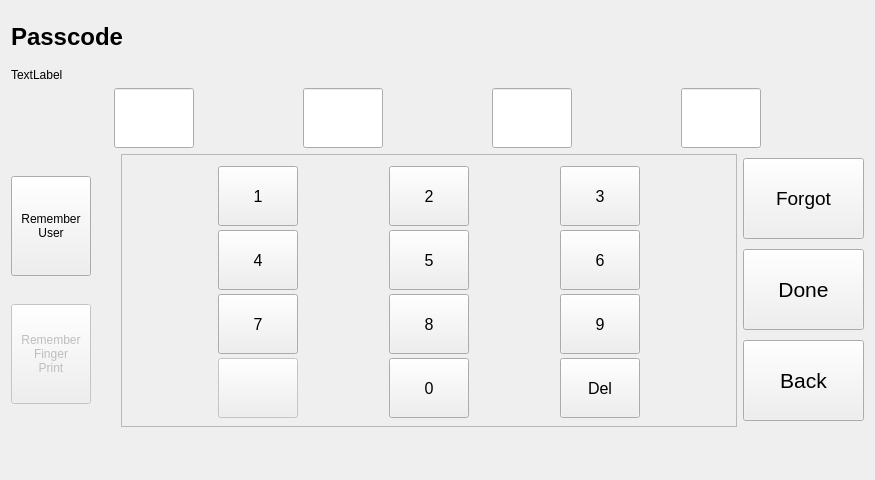
First picture: the form in v2.1/qt/passcode/passcode.ui, repository twschung/IoT-Smart-Scale, before the edit.
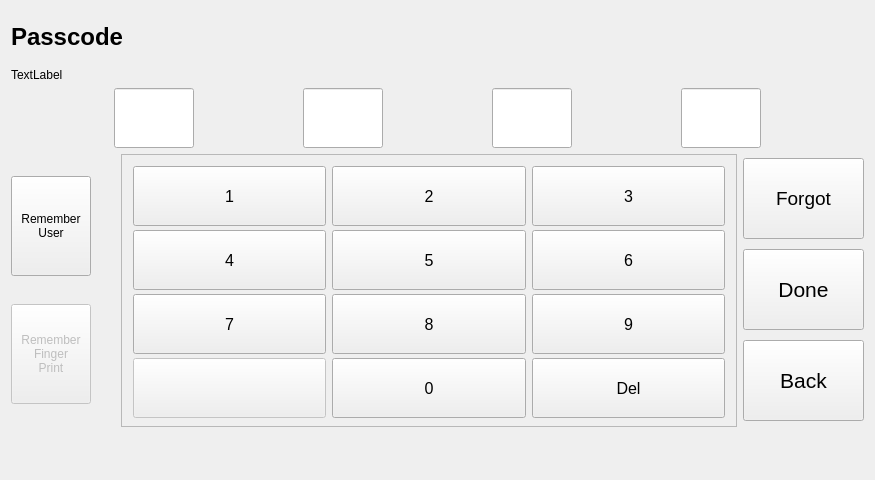
Second picture: the form after the edit.

Commit message: Changed passcode key size ShowMaximised when code runs

What changed in the file:
```diff
--- a/v2.1/qt/passcode/passcode.ui
+++ b/v2.1/qt/passcode/passcode.ui
@@ -283,7 +283,7 @@
           </property>
           <property name="maximumSize">
            <size>
-            <width>80</width>
+            <width>16777215</width>
             <height>70</height>
            </size>
           </property>
@@ -314,7 +314,7 @@
           </property>
           <property name="maximumSize">
            <size>
-            <width>80</width>
+            <width>16777215</width>
             <height>70</height>
            </size>
           </property>
@@ -345,7 +345,7 @@
           </property>
           <property name="maximumSize">
            <size>
-            <width>80</width>
+            <width>16777215</width>
             <height>70</height>
            </size>
           </property>
@@ -376,7 +376,7 @@
           </property>
           <property name="maximumSize">
            <size>
-            <width>80</width>
+            <width>16777215</width>
             <height>70</height>
            </size>
           </property>
@@ -407,7 +407,7 @@
           </property>
           <property name="maximumSize">
            <size>
-            <width>80</width>
+            <width>16777215</width>
             <height>70</height>
            </size>
           </property>
@@ -438,7 +438,7 @@
           </property>
           <property name="maximumSize">
            <size>
-            <width>80</width>
+            <width>16777215</width>
             <height>70</height>
            </size>
           </property>
@@ -469,7 +469,7 @@
           </property>
           <property name="maximumSize">
            <size>
-            <width>80</width>
+            <width>16777215</width>
             <height>70</height>
            </size>
           </property>
@@ -500,7 +500,7 @@
           </property>
           <property name="maximumSize">
            <size>
-            <width>80</width>
+            <width>16777215</width>
             <height>70</height>
            </size>
           </property>
@@ -531,7 +531,7 @@
           </property>
           <property name="maximumSize">
            <size>
-            <width>80</width>
+            <width>16777215</width>
             <height>70</height>
            </size>
           </property>
@@ -562,7 +562,7 @@
           </property>
           <property name="maximumSize">
            <size>
-            <width>80</width>
+            <width>16777215</width>
             <height>70</height>
            </size>
           </property>
@@ -593,7 +593,7 @@
           </property>
           <property name="maximumSize">
            <size>
-            <width>80</width>
+            <width>16777215</width>
             <height>70</height>
            </size>
           </property>
@@ -624,7 +624,7 @@
           </property>
           <property name="maximumSize">
            <size>
-            <width>80</width>
+            <width>16777215</width>
             <height>70</height>
            </size>
           </property>
```
The commit also changes 4 other files.
